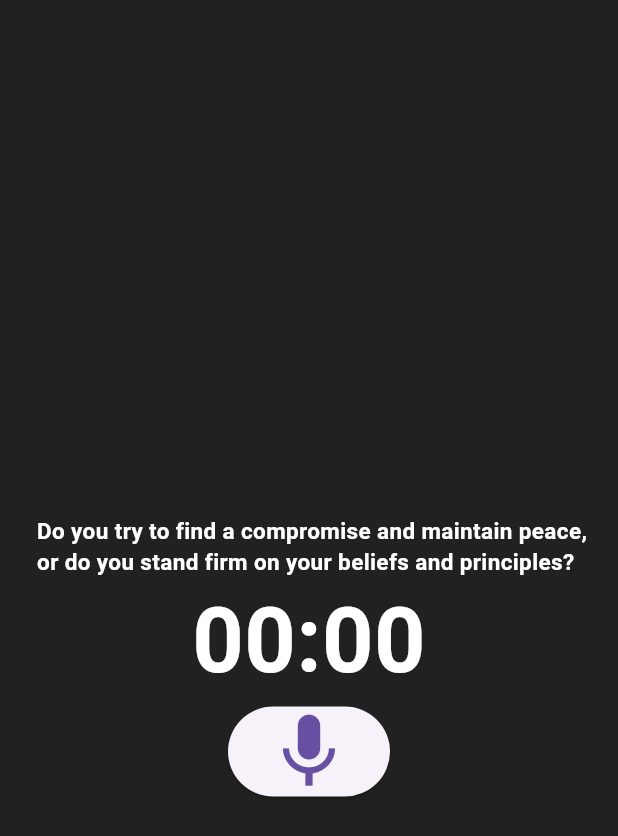
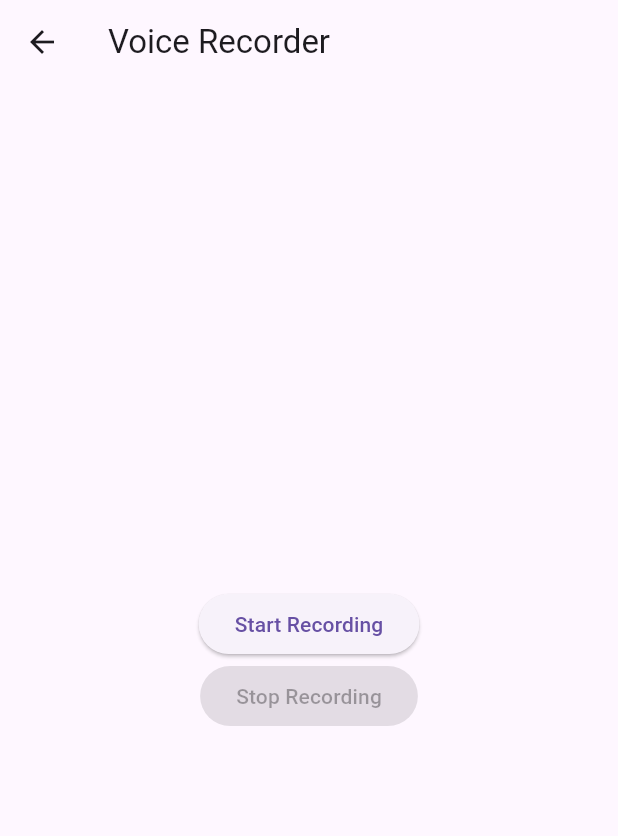
Before and after one commit to kkarimwahba/Digi, a Flutter app: the RecordVoicePage screen opened directly with empty values, after a tap on "Record", on a phone screen of 412 x 824 dp. Shown: the top 836 px of the screen. Run offline on Flutter 3.47's test engine with Material 3 defaults, Android fonts, the phone set to English and light mode, and no system bars; our stand-ins replace avatar_glow, cloud_firestore, file_picker, firebase_auth, firebase_core, firebase_storage and 4 more; missing offline and left inert: flutter_sound, model_viewer_plus; accounts and stored records are empty.

Commit message:
sent audio files to server

```diff
--- a/lib/screens/audiorecord.dart
+++ b/lib/screens/audiorecord.dart
@@ -1,113 +1,237 @@
+// import 'dart:io';
+
+// import 'package:flutter/material.dart';
+// import 'package:flutter_sound/flutter_sound.dart';
+// import 'package:permission_handler/permission_handler.dart';
+
+// class AudioRecord extends StatefulWidget {
+//   const AudioRecord({Key? key}) : super(key: key);
+
+//   @override
+//   _AudioRecordState createState() => _AudioRecordState();
+// }
+
+// class _AudioRecordState extends State<AudioRecord> {
+//   final recorder = FlutterSoundRecorder();
+//   bool isRecorderReady = false;
+
+//   @override
+//   void initState() {
+//     super.initState();
+//     initRecorder();
+//   }
+
+//   @override
+//   void dispose() {
+//     recorder.closeRecorder();
+//     super.dispose();
+//   }
+
+//   Future record() async {
+//     await recorder.startRecorder(toFile: 'audio');
+//   }
+
+//   Future stop() async {
+//     if (!isRecorderReady) return;
+//     final path = await recorder.stopRecorder();
+//     final audioFile = File(path!);
+
+//     print('Recorder audio: $audioFile');
+//   }
+
+//   Future initRecorder() async {
+//     final status = await Permission.microphone.request();
+//     if (status != PermissionStatus.granted) {
+//       throw 'Microphone permission not granted';
+//     }
+//     await recorder.openRecorder();
+//     isRecorderReady = true;
+//     recorder.setSubscriptionDuration(
+//       const Duration(milliseconds: 500),
+//     );
+//   }
+
+//   @override
+//   Widget build(BuildContext context) {
+//     return Scaffold(
+//       backgroundColor: Colors.grey.shade900,
+//       body: Center(
+//         child: Column(
+//           mainAxisAlignment: MainAxisAlignment.center,
+//           children: [
+//             Container(
+//               padding:
+//                   const EdgeInsets.only(top: 50.0), // Padding for top space
+//               child: const Text(
+//                 ' Do you try to find a compromise and maintain peace,\n or do you stand firm on your beliefs and principles?',
+//                 style: TextStyle(
+//                   fontSize: 15,
+//                   fontWeight: FontWeight.bold,
+//                   color: Colors.white,
+//                 ),
+//               ),
+//             ),
+//             StreamBuilder<RecordingDisposition>(
+//               stream: recorder.onProgress,
+//               builder: (context, snapshot) {
+//                 final duration =
+//                     snapshot.hasData ? snapshot.data!.duration : Duration.zero;
+//                 String twoDigits(int n) => n.toString().padLeft(2, '0');
+//                 final twoDigitMinutes =
+//                     twoDigits(duration.inMinutes.remainder(60));
+//                 final twoDigitSeconds =
+//                     twoDigits(duration.inSeconds.remainder(60));
+//                 return Text(
+//                   '$twoDigitMinutes:$twoDigitSeconds',
+//                   style: const TextStyle(
+//                     fontSize: 60,
+//                     fontWeight: FontWeight.bold,
+//                     color: Colors.white,
+//                   ),
+//                 );
+//               },
+//             ),
+//             ElevatedButton(
+//               child: Icon(
+//                 recorder.isRecording ? Icons.stop : Icons.mic,
+//                 size: 60,
+//               ),
+//               onPressed: () async {
+//                 if (recorder.isRecording) {
+//                   await stop();
+//                 } else {
+//                   await record();
+//                 }
+//                 setState(() {});
+//               },
+//             ),
+//           ],
+//         ),
+//       ),
+//     );
+//   }
+// }
 import 'dart:io';
-
 import 'package:flutter/material.dart';
 import 'package:flutter_sound/flutter_sound.dart';
+import 'package:path_provider/path_provider.dart';
 import 'package:permission_handler/permission_handler.dart';
+import 'package:http/http.dart' as http;
 
-class AudioRecord extends StatefulWidget {
-  const AudioRecord({Key? key}) : super(key: key);
-
+class VoiceRecorderScreen extends StatefulWidget {
   @override
-  _AudioRecordState createState() => _AudioRecordState();
+  _VoiceRecorderScreenState createState() => _VoiceRecorderScreenState();
 }
 
-class _AudioRecordState extends State<AudioRecord> {
-  final recorder = FlutterSoundRecorder();
-  bool isRecorderReady = false;
+class _VoiceRecorderScreenState extends State<VoiceRecorderScreen> {
+  FlutterSoundRecorder? _recorder;
+  bool _isRecording = false;
+  bool _isRecorderInitialized = false;
+  String? _filePath;
 
   @override
   void initState() {
     super.initState();
-    initRecorder();
+    _recorder = FlutterSoundRecorder();
+    _initRecorder();
   }
 
-  @override
-  void dispose() {
-    recorder.closeRecorder();
-    super.dispose();
+  Future<void> _initRecorder() async {
+    final status = await Permission.microphone.request();
+    if (status != PermissionStatus.granted) {
+      ScaffoldMessenger.of(context).showSnackBar(
+          SnackBar(content: Text('Microphone permission not granted')));
+      return;
+    }
+    await _recorder!.openRecorder();
+    setState(() {
+      _isRecorderInitialized = true;
+    });
   }
 
-  Future record() async {
-    await recorder.startRecorder(toFile: 'audio');
+  Future<void> _startRecording() async {
+    if (!_isRecorderInitialized) {
+      ScaffoldMessenger.of(context)
+          .showSnackBar(SnackBar(content: Text('Recorder not initialized')));
+      return;
+    }
+    final dir = await getApplicationDocumentsDirectory();
+    final folderPath = '${dir.path}/audios';
+    final directory = Directory(folderPath);
+    if (!await directory.exists()) {
+      await directory.create(recursive: true);
+    }
+    _filePath = '$folderPath/${DateTime.now().millisecondsSinceEpoch}.wav';
+    await _recorder!.startRecorder(toFile: _filePath);
+    setState(() {
+      _isRecording = true;
+    });
   }
 
-  Future stop() async {
-    if (!isRecorderReady) return;
-    final path = await recorder.stopRecorder();
-    final audioFile = File(path!);
-
-    print('Recorder audio: $audioFile');
+  Future<void> _stopRecording() async {
+    await _recorder!.stopRecorder();
+    setState(() {
+      _isRecording = false;
+    });
+    if (_filePath != null) {
+      final recordedFile = File(_filePath!);
+      if (recordedFile.existsSync()) {
+        ScaffoldMessenger.of(context).showSnackBar(
+            SnackBar(content: Text('Recording saved: $_filePath')));
+        _sendAudioToServer(_filePath!); // Call to send the audio to server
+      } else {
+        ScaffoldMessenger.of(context)
+            .showSnackBar(SnackBar(content: Text('Recording failed to save')));
+      }
+    }
   }
 
-  Future initRecorder() async {
-    final status = await Permission.microphone.request();
-    if (status != PermissionStatus.granted) {
-      throw 'Microphone permission not granted';
+  Future<void> _sendAudioToServer(String filePath) async {
+    var uri = Uri.parse('http://10.0.2.2:5000/upload');
+    var request = http.MultipartRequest('POST', uri)
+      ..files.add(await http.MultipartFile.fromPath('audio', filePath));
+
+    var response = await request.send();
+
+    if (response.statusCode == 200) {
+      ScaffoldMessenger.of(context).showSnackBar(
+        SnackBar(content: Text('Audio sent to server successfully')),
+      );
+    } else {
+      ScaffoldMessenger.of(context).showSnackBar(
+        SnackBar(content: Text('Failed to send audio to server')),
+      );
     }
-    await recorder.openRecorder();
-    isRecorderReady = true;
-    recorder.setSubscriptionDuration(
-      const Duration(milliseconds: 500),
-    );
   }
 
   @override
   Widget build(BuildContext context) {
     return Scaffold(
-      backgroundColor: Colors.grey.shade900,
+      appBar: AppBar(title: Text("Voice Recorder")),
       body: Center(
         child: Column(
           mainAxisAlignment: MainAxisAlignment.center,
-          children: [
-            Container(
-              padding:
-                  const EdgeInsets.only(top: 50.0), // Padding for top space
-              child: const Text(
-                ' Do you try to find a compromise and maintain peace,\n or do you stand firm on your beliefs and principles?',
-                style: TextStyle(
-                  fontSize: 15,
-                  fontWeight: FontWeight.bold,
-                  color: Colors.white,
-                ),
-              ),
-            ),
-            StreamBuilder<RecordingDisposition>(
-              stream: recorder.onProgress,
-              builder: (context, snapshot) {
-                final duration =
-                    snapshot.hasData ? snapshot.data!.duration : Duration.zero;
-                String twoDigits(int n) => n.toString().padLeft(2, '0');
-                final twoDigitMinutes =
-                    twoDigits(duration.inMinutes.remainder(60));
-                final twoDigitSeconds =
-                    twoDigits(duration.inSeconds.remainder(60));
-                return Text(
-                  '$twoDigitMinutes:$twoDigitSeconds',
-                  style: const TextStyle(
-                    fontSize: 60,
-                    fontWeight: FontWeight.bold,
-                    color: Colors.white,
-                  ),
-                );
-              },
+          children: <Widget>[
+            ElevatedButton(
+              onPressed: _isRecording || !_isRecorderInitialized
+                  ? null
+                  : _startRecording,
+              child: Text('Start Recording'),
             ),
             ElevatedButton(
-              child: Icon(
-                recorder.isRecording ? Icons.stop : Icons.mic,
-                size: 60,
-              ),
-              onPressed: () async {
-                if (recorder.isRecording) {
-                  await stop();
-                } else {
-                  await record();
-                }
-                setState(() {});
-              },
+              onPressed: !_isRecording ? null : _stopRecording,
+              child: Text('Stop Recording'),
             ),
+            if (_filePath != null) Text('Last file: $_filePath'),
           ],
         ),
       ),
     );
   }
+
+  @override
+  void dispose() {
+    _recorder?.closeRecorder();
+    super.dispose();
+  }
 }
--- a/lib/screens/recordVoice.dart
+++ b/lib/screens/recordVoice.dart
@@ -88,7 +88,7 @@ class _RecordVoicePageState extends State<RecordVoicePage> {
                   onPressed: () {
                     Navigator.of(context).push(MaterialPageRoute(
                       builder: (c) {
-                        return const AudioRecord();
+                        return VoiceRecorderScreen();
                       },
                     ));
                   },
```
